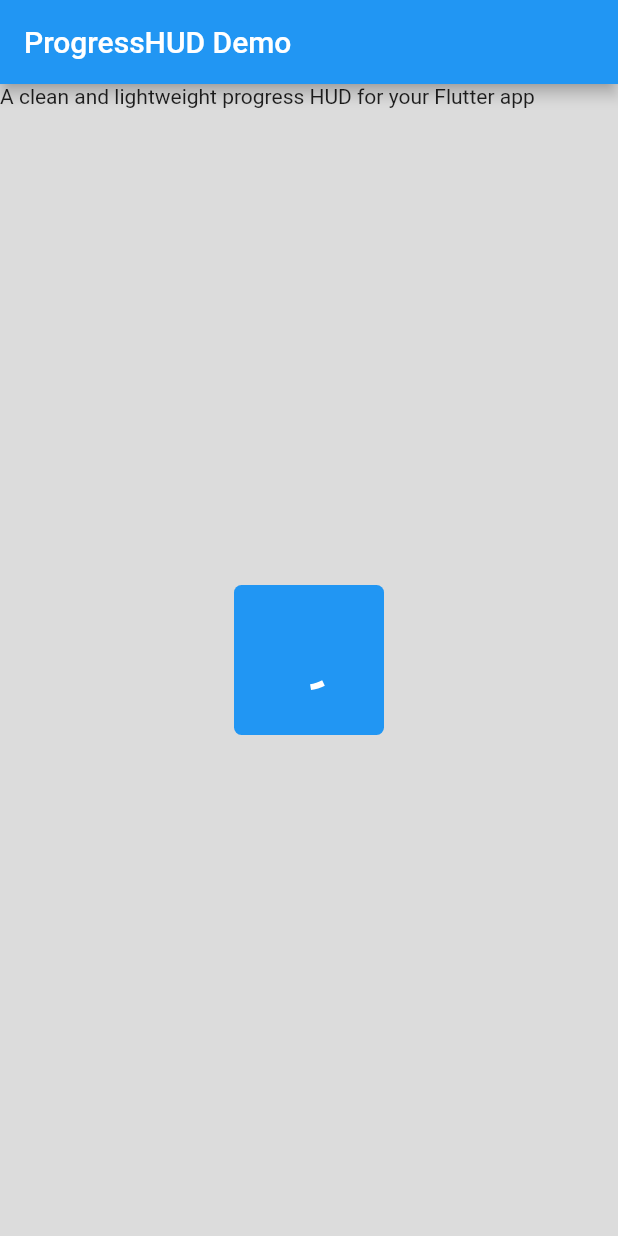
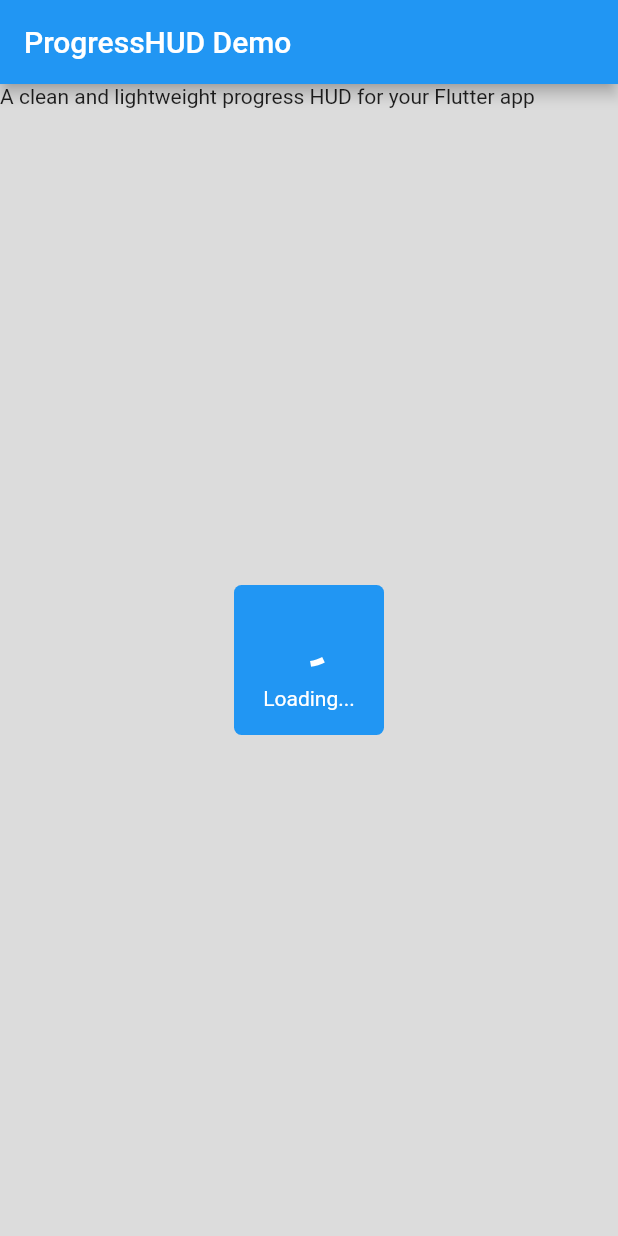
Before and after one commit to itsmejohndoe/progress_hud, a Flutter app: the screen it shows after launch, on a phone screen of 412 x 824 dp. Run offline on Flutter 3.47's test engine with Material 2 defaults, Android fonts, the phone set to English and light mode, and no system bars.

Commit message:
Now can be passed a text, and this text it will appear below the circular progress indicator

```diff
--- a/example/lib/main.dart
+++ b/example/lib/main.dart
@@ -42,6 +42,7 @@ class _MyHomePageState extends State<MyHomePage> {
               color: Colors.white,
               containerColor: Colors.blue,
               borderRadius: 5.0,
+              text: 'Loading...',
             )
           ],
         ));
--- a/lib/progress_hud.dart
+++ b/lib/progress_hud.dart
@@ -7,13 +7,15 @@ class ProgressHUD extends StatelessWidget {
   final Color color;
   final Color containerColor;
   final double borderRadius;
+  final String text;
 
   ProgressHUD(
       {Key key,
       this.backgroundColor = Colors.black54,
       this.color = Colors.white,
       this.containerColor = Colors.transparent,
-      this.borderRadius = 10.0})
+      this.borderRadius = 10.0,
+      this.text})
       : super(key: key);
 
   @override
@@ -33,10 +35,38 @@ class ProgressHUD extends StatelessWidget {
               ),
             ),
             new Center(
-              child: new CircularProgressIndicator(
-                  valueColor: new AlwaysStoppedAnimation(color)),
-            ),
+              child: _getCenterContent(),
+            )
           ],
         ));
   }
+
+  Widget _getCenterContent() {
+    if (text == null || text.isEmpty) {
+      return _getCircularProgress();
+    }
+
+    return new Center(
+      child: new Column(
+        mainAxisAlignment: MainAxisAlignment.center,
+        children: [
+          _getCircularProgress(),
+          new Container(
+            margin: const EdgeInsets.fromLTRB(0.0, 15.0, 0.0, 0.0),
+            child: new Text(text,
+              style: new TextStyle(
+                color: color
+              ),
+            ),
+          )
+        ],
+      ),
+    );
+  }
+
+  Widget _getCircularProgress() {
+    return new CircularProgressIndicator(
+        valueColor: new AlwaysStoppedAnimation(color)
+    );
+  }
 }
```
Also changed, not shown: 1 other file.
